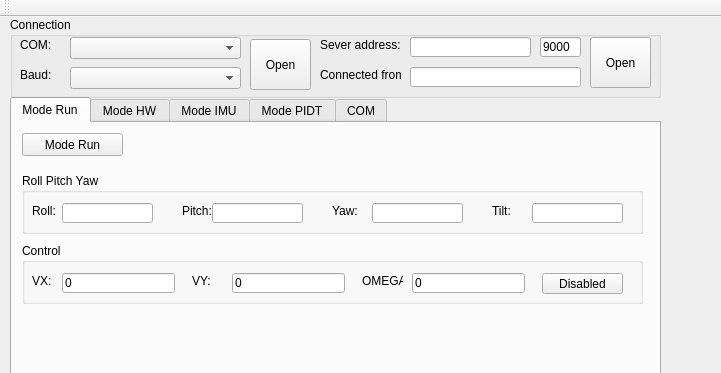
VincentOkala/2WheelsRobot, file Software/GCSQt/mainwindow.ui: the form before one commit; both pictures show x 0 to 721 and y 0 to 373 of the 1410 by 667 pixel window.
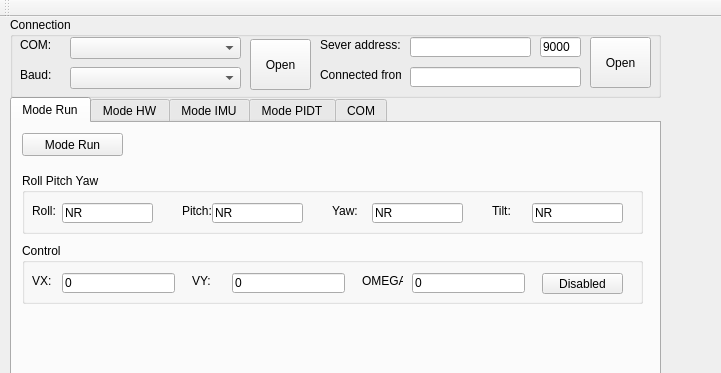
The form after the commit. Custom widgets are drawn as their Qt base class.

```diff
--- a/Software/GCSQt/mainwindow.ui
+++ b/Software/GCSQt/mainwindow.ui
@@ -77,6 +77,12 @@
          <height>20</height>
         </rect>
        </property>
+       <property name="text">
+        <string>NR</string>
+       </property>
+       <property name="readOnly">
+        <bool>true</bool>
+       </property>
       </widget>
       <widget class="QLabel" name="label_48">
        <property name="geometry">
@@ -100,6 +106,12 @@
          <height>20</height>
         </rect>
        </property>
+       <property name="text">
+        <string>NR</string>
+       </property>
+       <property name="readOnly">
+        <bool>true</bool>
+       </property>
       </widget>
       <widget class="QLabel" name="label_54">
        <property name="geometry">
@@ -123,6 +135,12 @@
          <height>20</height>
         </rect>
        </property>
+       <property name="text">
+        <string>NR</string>
+       </property>
+       <property name="readOnly">
+        <bool>true</bool>
+       </property>
       </widget>
       <widget class="QLabel" name="label_79">
        <property name="geometry">
@@ -146,6 +164,12 @@
          <height>20</height>
         </rect>
        </property>
+       <property name="text">
+        <string>NR</string>
+       </property>
+       <property name="readOnly">
+        <bool>true</bool>
+       </property>
       </widget>
      </widget>
      <widget class="QGroupBox" name="groupBox_12">
```
Left out of the diff: 13 changed lines with no effect on the pictures.
